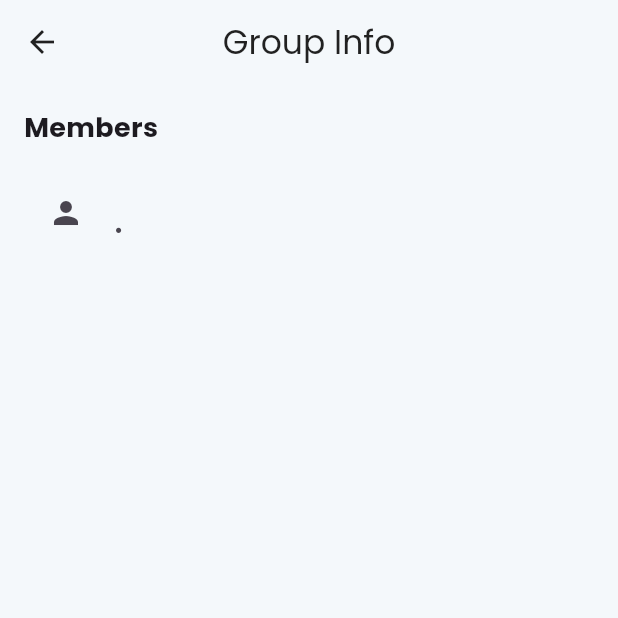
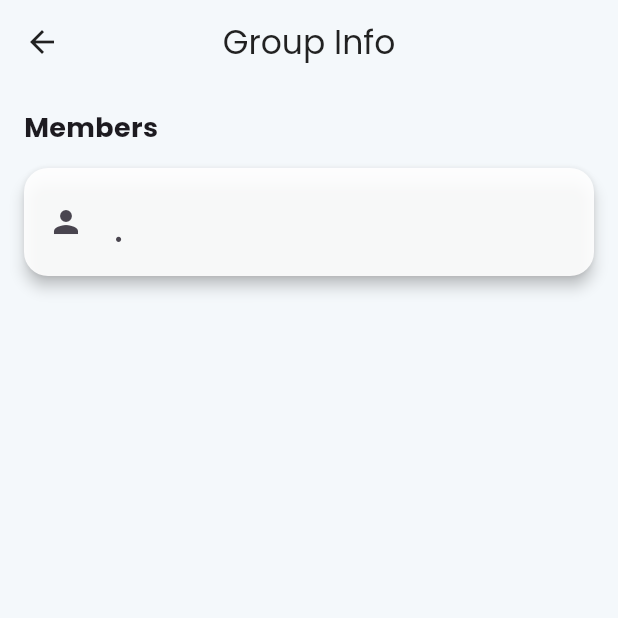
Before and after one commit to sFrostUniverse/FrostHub, a Flutter app: the GroupInfoScreen screen opened by its route, on a phone screen of 412 x 824 dp, the top half of it. Run offline on Flutter 3.47's test engine with Material 3 defaults, Android fonts, the phone set to English and light mode, and no system bars; our stand-ins replace cloud_firestore, firebase_auth, firebase_core, flutter_speed_dial, google_fonts, google_sign_in and 1 more; accounts and stored records are empty.

Commit message:
Update: Dashboard, Announcements, Notes, Deep Linking, UI polish

```diff
--- a/lib/features/announcements/presentation/screens/announcements_screen.dart
+++ b/lib/features/announcements/presentation/screens/announcements_screen.dart
@@ -143,6 +143,11 @@ class _AnnouncementsScreenState extends State<AnnouncementsScreen> {
               onTap: () => Navigator.pushNamed(context, '/dashboard'),
             ),
             ListTile(
+              leading: const Icon(Icons.group),
+              title: const Text('Group Info'),
+              onTap: () => Navigator.pushNamed(context, '/groupInfo'),
+            ),
+            ListTile(
               leading: const Icon(Icons.schedule),
               title: const Text('Timetable'),
               onTap: () => Navigator.pushNamed(context, '/timetable'),
--- a/lib/features/group/presentation/screens/group_info_screen.dart
+++ b/lib/features/group/presentation/screens/group_info_screen.dart
@@ -37,6 +37,13 @@ class GroupInfoScreen extends StatelessWidget {
       };
     }).toList();
 
+    // Sort: Admin first, then by name
+    members.sort((a, b) {
+      if (a['role'] == 'admin') return -1;
+      if (b['role'] == 'admin') return 1;
+      return a['name'].toLowerCase().compareTo(b['name'].toLowerCase());
+    });
+
     return {
       'role': role,
       'groupCode': groupCode,
@@ -70,31 +77,50 @@ class GroupInfoScreen extends StatelessWidget {
               if (isAdmin) ...[
                 const Text("Group Code",
                     style: TextStyle(fontWeight: FontWeight.bold)),
-                Row(
+                const SizedBox(height: 6),
+                Container(
+                  padding:
+                      const EdgeInsets.symmetric(horizontal: 12, vertical: 10),
+                  decoration: BoxDecoration(
+                    color: Colors.grey.shade100,
+                    borderRadius: BorderRadius.circular(8),
+                  ),
+                  child: Row(
                     mainAxisAlignment: MainAxisAlignment.spaceBetween,
                     children: [
-                    Text(groupCode ?? 'N/A'),
+                      Text(groupCode ?? 'N/A',
+                          style: const TextStyle(fontSize: 16)),
                       IconButton(
                         icon: const Icon(Icons.copy),
                         onPressed: () {
-                        Clipboard.setData(ClipboardData(text: groupCode ?? ''));
+                          Clipboard.setData(
+                              ClipboardData(text: groupCode ?? ''));
                           ScaffoldMessenger.of(context).showSnackBar(
                             const SnackBar(content: Text('Group code copied')),
                           );
                         },
-                    )
+                      ),
                     ],
                   ),
-                const SizedBox(height: 16),
+                ),
+                const SizedBox(height: 20),
               ],
               const Text("Members",
                   style: TextStyle(fontSize: 18, fontWeight: FontWeight.bold)),
               const SizedBox(height: 8),
-              ...members.map((member) => ListTile(
+              ...members.map((member) {
+                return Card(
+                  margin: const EdgeInsets.symmetric(vertical: 6),
+                  child: ListTile(
                     leading: const Icon(Icons.person),
                     title: Text(member['name']),
                     subtitle: Text('${member['email']} • ${member['role']}'),
-                  )),
+                    trailing: member['role'] == 'admin'
+                        ? const Icon(Icons.star, color: Colors.amber)
+                        : null,
+                  ),
+                );
+              }),
             ],
           );
         },
--- a/lib/features/notes/presentation/screens/notes_screen.dart
+++ b/lib/features/notes/presentation/screens/notes_screen.dart
@@ -244,6 +244,11 @@ class _NotesScreenState extends State<NotesScreen> {
               onTap: () => Navigator.pushNamed(context, '/dashboard'),
             ),
             ListTile(
+              leading: const Icon(Icons.group),
+              title: const Text('Group Info'),
+              onTap: () => Navigator.pushNamed(context, '/groupInfo'),
+            ),
+            ListTile(
               leading: const Icon(Icons.schedule),
               title: const Text('Timetable'),
               onTap: () => Navigator.pushNamed(context, '/timetable'),
--- a/lib/features/timetable/presentation/screens/timetable_screen.dart
+++ b/lib/features/timetable/presentation/screens/timetable_screen.dart
@@ -210,6 +210,11 @@ class _TimetableScreenState extends State<TimetableScreen> {
               onTap: () => Navigator.pushNamed(context, '/dashboard'),
             ),
             ListTile(
+              leading: const Icon(Icons.group),
+              title: const Text('Group Info'),
+              onTap: () => Navigator.pushNamed(context, '/groupInfo'),
+            ),
+            ListTile(
               leading: const Icon(Icons.schedule),
               title: const Text('Timetable'),
               onTap: () => Navigator.pop(context),
```
Also changed, not shown: lib/features/group/presentation/screens/group_setup_screen.dart (+17 -2 lines), lib/features/main/presentation/dashboard_screen.dart (+9 -0 lines), lib/main.dart (+87 -17 lines), lib/services/auth_service.dart (+35 -0 lines), 1 other file. Lines whose indentation alone changed are shown as unchanged.
